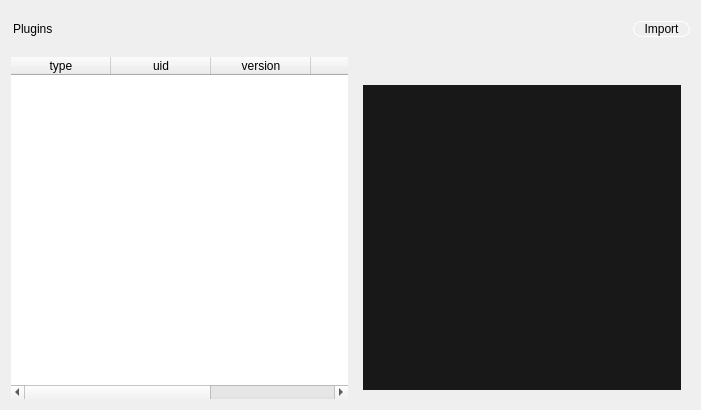
Old version of the form src/gui/forms/pluginspage.ui in the repository evoplex/evoplex.
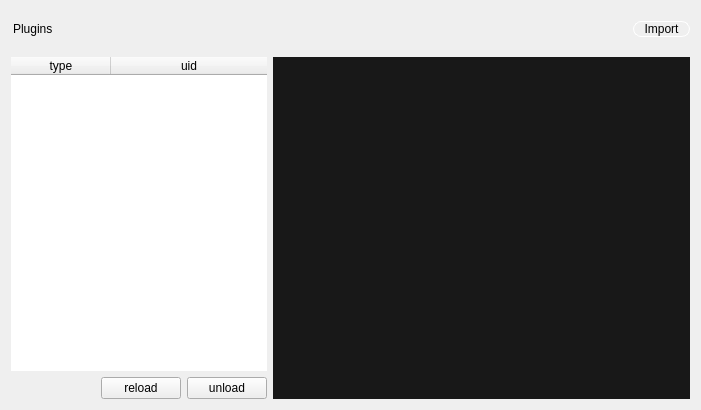
New version of the form.

Diff of the .ui file:
```diff
--- a/src/gui/forms/pluginspage.ui
+++ b/src/gui/forms/pluginspage.ui
@@ -73,9 +73,17 @@
     </layout>
    </item>
    <item>
-    <layout class="QHBoxLayout" name="iwLayout">
+    <layout class="QHBoxLayout" name="iwLayout" stretch="1,5">
+     <item>
+      <layout class="QVBoxLayout" name="verticalLayout_2">
      <item>
       <widget class="QTableWidget" name="table">
+         <property name="sizePolicy">
+          <sizepolicy hsizetype="MinimumExpanding" vsizetype="Expanding">
+           <horstretch>0</horstretch>
+           <verstretch>0</verstretch>
+          </sizepolicy>
+         </property>
        <property name="frameShape">
         <enum>QFrame::NoFrame</enum>
        </property>
@@ -113,45 +121,41 @@
          <string>uid</string>
         </property>
        </column>
-       <column>
-        <property name="text">
-         <string>version</string>
-        </property>
-       </column>
-       <column>
-        <property name="text">
-         <string/>
-        </property>
-       </column>
-       <column>
+        </widget>
+       </item>
+       <item>
+        <layout class="QHBoxLayout" name="horizontalLayout_2">
+         <item>
+          <spacer name="horizontalSpacer_2">
+           <property name="orientation">
+            <enum>Qt::Horizontal</enum>
+           </property>
+           <property name="sizeHint" stdset="0">
+            <size>
+             <width>40</width>
+             <height>20</height>
+            </size>
+           </property>
+          </spacer>
+         </item>
+         <item>
+          <widget class="QPushButton" name="bReload">
         <property name="text">
-         <string/>
-        </property>
-       </column>
+            <string>reload</string>
+           </property>
       </widget>
      </item>
      <item>
-      <widget class="QDockWidget" name="dockBrowser">
-       <property name="sizePolicy">
-        <sizepolicy hsizetype="MinimumExpanding" vsizetype="MinimumExpanding">
-         <horstretch>0</horstretch>
-         <verstretch>0</verstretch>
-        </sizepolicy>
-       </property>
-       <property name="features">
-        <set>QDockWidget::NoDockWidgetFeatures</set>
-       </property>
-       <property name="allowedAreas">
-        <set>Qt::RightDockWidgetArea</set>
-       </property>
-       <widget class="QWidget" name="dockWidgetContents_3">
-        <property name="sizePolicy">
-         <sizepolicy hsizetype="MinimumExpanding" vsizetype="MinimumExpanding">
-          <horstretch>0</horstretch>
-          <verstretch>0</verstretch>
-         </sizepolicy>
-        </property>
-        <layout class="QVBoxLayout" name="verticalLayout_3">
+          <widget class="QPushButton" name="bUnload">
+           <property name="text">
+            <string>unload</string>
+           </property>
+          </widget>
+         </item>
+        </layout>
+       </item>
+      </layout>
+     </item>
          <item>
           <widget class="QTextBrowser" name="browser">
            <property name="sizePolicy">
@@ -161,7 +165,8 @@
             </sizepolicy>
            </property>
            <property name="styleSheet">
-            <string notr="true">background-color: rgb(24, 24, 24);</string>
+        <string notr="true">background-color: rgb(24, 24, 24);
+padding: 20px;</string>
            </property>
            <property name="frameShape">
             <enum>QFrame::NoFrame</enum>
@@ -169,10 +174,13 @@
            <property name="lineWidth">
             <number>0</number>
            </property>
-          </widget>
-         </item>
-        </layout>
-       </widget>
+       <property name="html">
+        <string>&lt;!DOCTYPE HTML PUBLIC &quot;-//W3C//DTD HTML 4.0//EN&quot; &quot;http://www.w3.org/TR/REC-html40/strict.dtd&quot;&gt;
+&lt;html&gt;&lt;head&gt;&lt;meta name=&quot;qrichtext&quot; content=&quot;1&quot; /&gt;&lt;style type=&quot;text/css&quot;&gt;
+p, li { white-space: pre-wrap; }
+&lt;/style&gt;&lt;/head&gt;&lt;body style=&quot; font-family:'Cantarell'; font-size:11pt; font-weight:400; font-style:normal;&quot;&gt;
+&lt;p style=&quot;-qt-paragraph-type:empty; margin-top:0px; margin-bottom:0px; margin-left:0px; margin-right:0px; -qt-block-indent:0; text-indent:0px;&quot;&gt;&lt;br /&gt;&lt;/p&gt;&lt;/body&gt;&lt;/html&gt;</string>
+       </property>
       </widget>
      </item>
     </layout>
```
Lines whose indentation alone changed are shown as unchanged.
